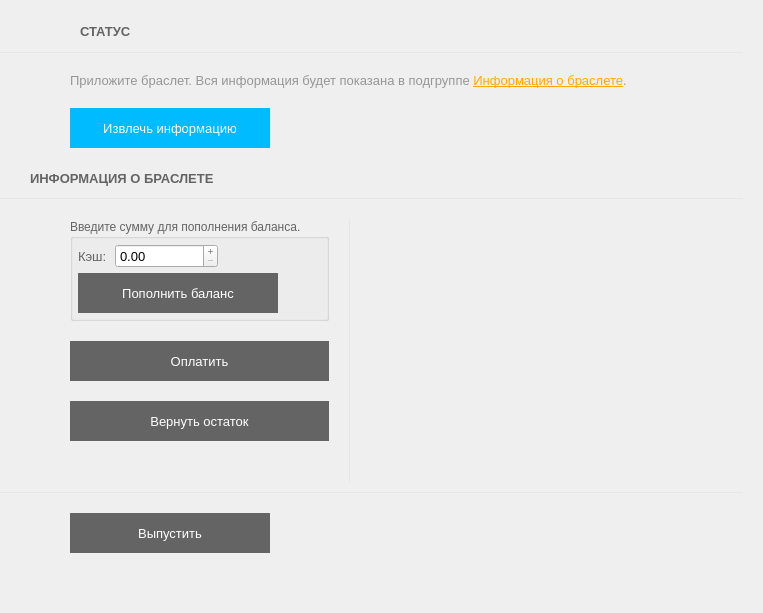
Baxulio/Attraction, file Client/forms/StatusForm.ui: the form before one commit.
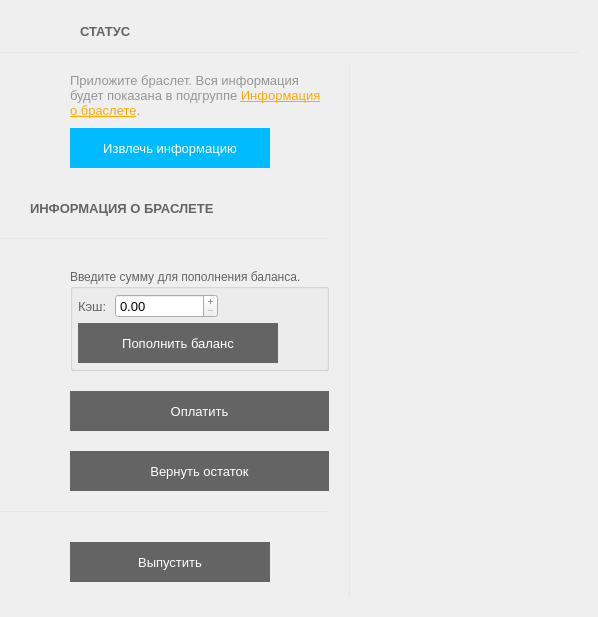
The form after the commit. Icons and pictures are not drawn.

What changed in the file:
```diff
--- a/Client/forms/StatusForm.ui
+++ b/Client/forms/StatusForm.ui
@@ -6,14 +6,14 @@
    <rect>
     <x>0</x>
     <y>0</y>
-    <width>763</width>
-    <height>613</height>
+    <width>598</width>
+    <height>587</height>
    </rect>
   </property>
   <property name="windowTitle">
    <string>Form</string>
   </property>
-  <layout class="QVBoxLayout" name="verticalLayout_5" stretch="0,0,0,0,0,1,0,0">
+  <layout class="QVBoxLayout" name="verticalLayout_10" stretch="0,0,1">
    <property name="spacing">
     <number>10</number>
    </property>
@@ -110,6 +110,16 @@
     </widget>
    </item>
    <item>
+    <layout class="QHBoxLayout" name="horizontalLayout_10" stretch="0,0,1">
+     <property name="spacing">
+      <number>20</number>
+     </property>
+     <property name="rightMargin">
+      <number>0</number>
+     </property>
+     <item>
+      <layout class="QVBoxLayout" name="verticalLayout_5" stretch="0,0,0,1,0,0">
+       <item>
     <layout class="QHBoxLayout" name="horizontalLayout_2">
      <property name="spacing">
       <number>20</number>
@@ -164,7 +174,7 @@
      <item>
       <layout class="QVBoxLayout" name="verticalLayout">
        <property name="spacing">
-        <number>20</number>
+            <number>10</number>
        </property>
        <item>
         <widget class="QLabel" name="label_5">
@@ -314,7 +324,7 @@
     </widget>
    </item>
    <item>
-    <layout class="QHBoxLayout" name="horizontalLayout_4" stretch="0,0,0,1">
+        <layout class="QHBoxLayout" name="horizontalLayout_4" stretch="0,0">
      <property name="spacing">
       <number>20</number>
      </property>
@@ -636,62 +646,6 @@
        </item>
       </layout>
      </item>
-     <item>
-      <widget class="Line" name="line_3">
-       <property name="minimumSize">
-        <size>
-         <width>1</width>
-         <height>0</height>
-        </size>
-       </property>
-       <property name="maximumSize">
-        <size>
-         <width>1</width>
-         <height>16777215</height>
-        </size>
-       </property>
-       <property name="styleSheet">
-        <string notr="true">background-color:rgba(230, 230, 230, 255);
-</string>
-       </property>
-       <property name="lineWidth">
-        <number>0</number>
-       </property>
-       <property name="orientation">
-        <enum>Qt::Vertical</enum>
-       </property>
-      </widget>
-     </item>
-     <item>
-      <widget class="QFrame" name="transactions_frame">
-       <property name="frameShape">
-        <enum>QFrame::NoFrame</enum>
-       </property>
-       <property name="frameShadow">
-        <enum>QFrame::Raised</enum>
-       </property>
-       <property name="lineWidth">
-        <number>0</number>
-       </property>
-       <layout class="QVBoxLayout" name="verticalLayout_8">
-        <property name="spacing">
-         <number>0</number>
-        </property>
-        <property name="leftMargin">
-         <number>0</number>
-        </property>
-        <property name="topMargin">
-         <number>0</number>
-        </property>
-        <property name="rightMargin">
-         <number>0</number>
-        </property>
-        <property name="bottomMargin">
-         <number>0</number>
-        </property>
-       </layout>
-      </widget>
-     </item>
     </layout>
    </item>
    <item>
@@ -845,6 +799,66 @@
         </spacer>
        </item>
       </layout>
+         </item>
+        </layout>
+       </item>
+      </layout>
+     </item>
+     <item>
+      <widget class="Line" name="line_3">
+       <property name="minimumSize">
+        <size>
+         <width>1</width>
+         <height>0</height>
+        </size>
+       </property>
+       <property name="maximumSize">
+        <size>
+         <width>1</width>
+         <height>16777215</height>
+        </size>
+       </property>
+       <property name="styleSheet">
+        <string notr="true">background-color:rgba(230, 230, 230, 255);
+</string>
+       </property>
+       <property name="lineWidth">
+        <number>0</number>
+       </property>
+       <property name="orientation">
+        <enum>Qt::Vertical</enum>
+       </property>
+      </widget>
+     </item>
+     <item>
+      <widget class="QFrame" name="transactions_frame">
+       <property name="frameShape">
+        <enum>QFrame::NoFrame</enum>
+       </property>
+       <property name="frameShadow">
+        <enum>QFrame::Raised</enum>
+       </property>
+       <property name="lineWidth">
+        <number>0</number>
+       </property>
+       <layout class="QVBoxLayout" name="verticalLayout_8">
+        <property name="spacing">
+         <number>0</number>
+        </property>
+        <property name="leftMargin">
+         <number>0</number>
+        </property>
+        <property name="topMargin">
+         <number>0</number>
+        </property>
+        <property name="rightMargin">
+         <number>0</number>
+        </property>
+        <property name="bottomMargin">
+         <number>0</number>
+        </property>
+       </layout>
+      </widget>
      </item>
     </layout>
    </item>
```
Lines whose indentation alone changed are shown as unchanged.
